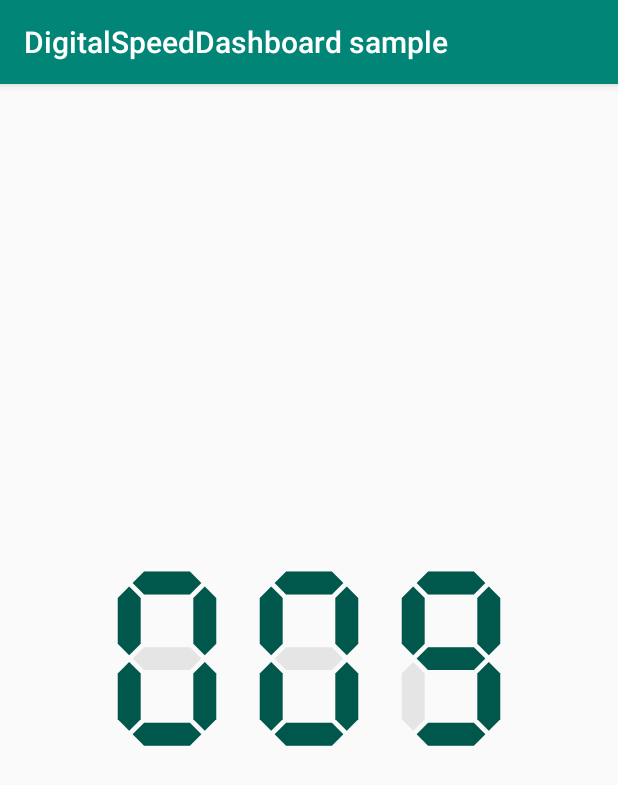
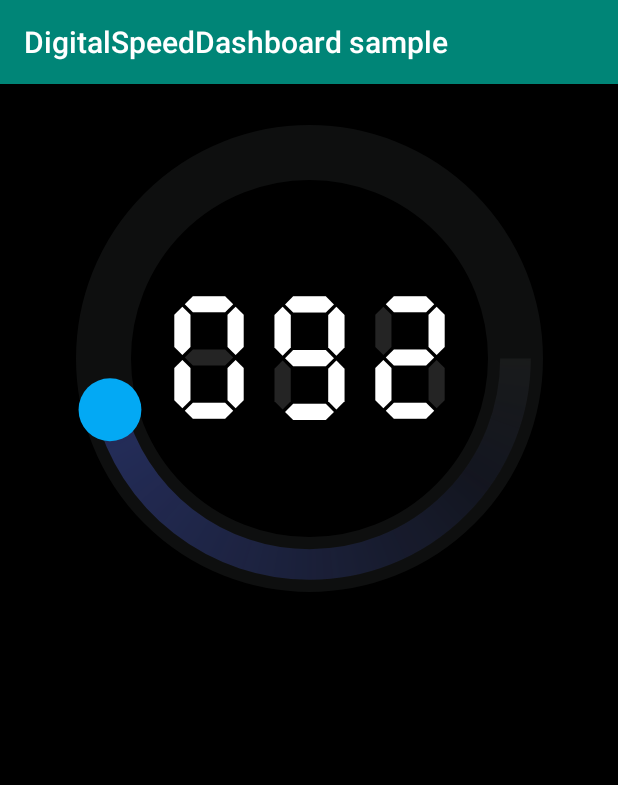
Before and after one commit to ngallazzi/DigitalSpeedDashboard, an Android app: the screen it shows after launch (MainActivity), on a phone screen of 412 x 824 dp. Shown: the top 785 px of the screen. Run offline under Robolectric (Android 15) with nearby library versions, the phone set to English and light mode, and no system bars; Roboto replaces fonts that are not available here.

Commit message:
first working version

```diff
--- a/app/src/main/java/com/ngallazzi/speedandrpmdashboardsample/MainActivity.kt
+++ b/app/src/main/java/com/ngallazzi/speedandrpmdashboardsample/MainActivity.kt
@@ -17,6 +17,7 @@ class MainActivity : AppCompatActivity() {
 
         // Create the Handler object (on the main thread by default)
         val handler = Handler()
+        srDashboard.setMaxSpeed(200)
         // Define the code block to be executed
         val runnableCode = object : Runnable {
             override fun run() {
@@ -25,11 +26,10 @@ class MainActivity : AppCompatActivity() {
                 srDashboard.setSpeed(speed)
                 // Repeat this the same runnable code block again another 2 seconds
                 // 'this' is referencing the Runnable object
-                handler.postDelayed(this, 1000)
-                if (speed == 999) {
+                handler.postDelayed(this, 100)
+                if (speed == 200) {
                     speed = 0
                 }
-                Log.v(TAG, "Speed: $speed")
             }
         }
         // Start the initial runnable task by posting through the handler
--- a/app/src/main/res/layout/activity_main.xml
+++ b/app/src/main/res/layout/activity_main.xml
@@ -5,20 +5,21 @@
         xmlns:app="http://schemas.android.com/apk/res-auto"
         android:layout_width="match_parent"
         android:layout_height="match_parent"
-        tools:context=".MainActivity">
+        android:background="#000000"
+        tools:context=".MainActivity" tools:layout_editor_absoluteY="73dp">
 
 
     <com.ngallazzi.speedandrpmdashboard.DigitalSpeedDashboard
             android:id="@+id/srDashboard"
-            android:layout_width="300dp"
-            android:layout_height="wrap_content"
+            android:layout_width="350dp"
+            android:layout_height="350dp"
             app:idleColor="@color/colorIdle"
-            app:speedColor="@color/colorPrimaryDark"
+            android:background="#000000"
+            app:speedColor="#FFFFFF"
             android:paddingBottom="8dp" android:paddingTop="8dp"
             android:layout_marginStart="8dp"
             app:layout_constraintStart_toStartOf="parent" android:layout_marginTop="8dp"
             app:layout_constraintTop_toTopOf="parent" android:layout_marginEnd="8dp"
-            app:layout_constraintEnd_toEndOf="parent" android:layout_marginBottom="8dp"
-            app:layout_constraintBottom_toBottomOf="parent"/>
+            app:layout_constraintEnd_toEndOf="parent"/>
 
 </android.support.constraint.ConstraintLayout>
--- a/app/src/main/res/values/colors.xml
+++ b/app/src/main/res/values/colors.xml
@@ -2,6 +2,6 @@
 <resources>
     <color name="colorPrimary">#008577</color>
     <color name="colorPrimaryDark">#00574B</color>
-    <color name="colorIdle">#19212121</color>
+    <color name="colorIdle">#35ABABAB</color>
     <color name="colorAccent">#D81B60</color>
 </resources>
--- a/views/build.gradle
+++ b/views/build.gradle
@@ -34,6 +34,7 @@ dependencies {
     androidTestImplementation 'com.android.support.test:runner:1.0.2'
     androidTestImplementation 'com.android.support.test.espresso:espresso-core:3.0.2'
     compile "org.jetbrains.kotlin:kotlin-stdlib-jdk7:$kotlin_version"
+    compile "org.jetbrains.kotlin:kotlin-reflect:1.3.11"
 }
 repositories {
     mavenCentral()
--- /dev/null
+++ b/views/src/main/java/com/ngallazzi/speedandrpmdashboard/CircleProgressView.kt
@@ -0,0 +1,122 @@
+package com.ngallazzi.speedandrpmdashboard
+
+import android.content.Context
+import android.graphics.*
+import android.support.v4.content.ContextCompat
+import android.util.AttributeSet
+import android.util.Log
+import android.view.View
+
+
+/**
+ * DigitalSpeedDashboard
+ * Created by Nicola on 12/21/2018.
+ * Copyright © 2018 Zehus. All rights reserved.ù
+
+ */
+
+
+class CircleProgressView(context: Context, attrs: AttributeSet) : View(context, attrs) {
+
+    private var ringBackgroundPaint: Paint = Paint()
+    private var ringProgressPaint: Paint = Paint()
+    private var circleIndicatorPaint: Paint = Paint()
+    private var centerX: Float = 0.0f
+    private var centerY: Float = 0.0f
+    private var radius: Float = 3.0f
+    private var maxProgress = 360.0f
+    private var mProgress = 0.0f
+    private var mProgressAngle = 0.0f
+
+    init {
+        ringBackgroundPaint.color = ContextCompat.getColor(context, R.color.colorTachometerOff)
+        ringBackgroundPaint.style = Paint.Style.STROKE
+        ringBackgroundPaint.strokeWidth = BASE_STROKE_WIDTH
+
+        ringProgressPaint.color = ContextCompat.getColor(context, R.color.colorTachometerOn)
+        ringProgressPaint.style = Paint.Style.STROKE
+        ringProgressPaint.strokeWidth = BASE_STROKE_WIDTH / 1.8f
+
+        circleIndicatorPaint.color = ContextCompat.getColor(context, R.color.circleIndicatorColor)
+    }
+
+    override fun onDraw(canvas: Canvas?) {
+        super.onDraw(canvas)
+        drawBackgroundCircle(canvas)
+        drawProgressCircle(canvas)
+        drawCircleIndicator(canvas)
+    }
+
+    override fun onSizeChanged(w: Int, h: Int, oldw: Int, oldh: Int) {
+        super.onSizeChanged(w, h, oldw, oldh)
+        centerX = width / 2.0f
+        centerY = height / 2.0f
+        radius = (width - ringBackgroundPaint.strokeWidth - 10) / 2.0f
+        var colors = intArrayOf(
+            ContextCompat.getColor(context, R.color.colorTachometerOff),
+            ContextCompat.getColor(context, R.color.colorTachometerOn_10),
+            ContextCompat.getColor(context, R.color.colorTachometerOn_20),
+            ContextCompat.getColor(context, R.color.colorTachometerOn_30),
+            ContextCompat.getColor(context, R.color.colorTachometerOn_40),
+            ContextCompat.getColor(context, R.color.colorTachometerOn_50),
+            ContextCompat.getColor(context, R.color.colorTachometerOn_60),
+            ContextCompat.getColor(context, R.color.colorTachometerOn_70),
+            ContextCompat.getColor(context, R.color.colorTachometerOn_80),
+            ContextCompat.getColor(context, R.color.colorTachometerOn_90),
+            ContextCompat.getColor(context, R.color.colorTachometerOn)
+        )
+        var positions = floatArrayOf(0.0f, 0.1f, 0.2f, 0.3f, 0.4f, 0.5f, 0.6f, 0.7f, 0.8f, 0.9f, 1.0f)
+        ringProgressPaint.shader = SweepGradient(centerX, centerY, colors, positions)
+    }
+
+    private fun drawBackgroundCircle(canvas: Canvas?) {
+        canvas?.drawCircle(
+            centerX,
+            centerY,
+            radius,
+            ringBackgroundPaint
+        )
+    }
+
+    private fun drawCircleIndicator(canvas: Canvas?) {
+        var xCoordinate = centerX + radius * Math.cos(Math.toRadians(mProgressAngle.toDouble()))
+        var yCoordinate = centerY + radius * Math.sin(Math.toRadians(mProgressAngle.toDouble()))
+
+        canvas?.drawCircle(
+            xCoordinate.toFloat(),
+            yCoordinate.toFloat(), BASE_STROKE_WIDTH / 1.75f,
+            circleIndicatorPaint
+        )
+    }
+
+    public fun setMaxProgress(progress: Int) {
+        maxProgress = progress.toFloat()
+    }
+
+    public fun setProgress(progress: Int) {
+        mProgress = progress.toFloat()
+        updateProgressAngle()
+    }
+
+    private fun updateProgressAngle() {
+        mProgressAngle = (mProgress / maxProgress * 1.00f) * 360f
+        invalidate()
+    }
+
+    private fun drawProgressCircle(canvas: Canvas?) {
+        val oval = RectF()
+        oval.set(
+            centerX - radius,
+            centerY - radius,
+            centerX + radius,
+            centerY + radius
+        )
+
+        canvas?.drawArc(oval, 0f, mProgressAngle, false, ringProgressPaint)
+    }
+
+    companion object {
+        const val BASE_STROKE_WIDTH = 55f
+        val TAG = CircleProgressView::class.simpleName
+    }
+}
--- a/views/src/main/java/com/ngallazzi/speedandrpmdashboard/DigitalSpeedDashboard.kt
+++ b/views/src/main/java/com/ngallazzi/speedandrpmdashboard/DigitalSpeedDashboard.kt
@@ -2,6 +2,8 @@ package com.ngallazzi.speedandrpmdashboard
 
 import android.content.Context
 import android.content.res.TypedArray
+import android.graphics.Canvas
+import android.graphics.Paint
 import android.support.constraint.ConstraintLayout
 import android.support.v4.content.ContextCompat
 import android.util.AttributeSet
@@ -24,6 +26,7 @@ class DigitalSpeedDashboard @JvmOverloads constructor(
     private var cvDigits: CipherView
     private var cvDozens: CipherView
     private var cvHundreds: CipherView
+    private var cpvProgress: CircleProgressView
     private var attributes: TypedArray
     private var mTachometerOnColor: Int
     private var mTachometerOffColor: Int
@@ -33,6 +36,8 @@ class DigitalSpeedDashboard @JvmOverloads constructor(
         cvDigits = findViewById(R.id.cvDigits)
         cvDozens = findViewById(R.id.cvDozens)
         cvHundreds = findViewById(R.id.cvHundreds)
+        cpvProgress = findViewById(R.id.cpvProgress)
+
         attributes = context.theme.obtainStyledAttributes(
             attrs,
             R.styleable.DigitalSpeedDashboard,
@@ -55,12 +60,17 @@ class DigitalSpeedDashboard @JvmOverloads constructor(
         cvHundreds.setIdleColor(mTachometerOffColor)
         cvDozens.setIdleColor(mTachometerOffColor)
         cvDigits.setIdleColor(mTachometerOffColor)
+
     }
-
 
     fun setSpeed(speed: Int) {
         currentSpeed = speed
         setDigitsToViews()
+        cpvProgress.setProgress(speed)
+    }
+
+    fun setMaxSpeed(speed: Int) {
+        cpvProgress.setMaxProgress(speed)
     }
 
     private fun getDigitsFromSpeed(): ArrayList<Int> {
@@ -78,10 +88,13 @@ class DigitalSpeedDashboard @JvmOverloads constructor(
         when (digits.size) {
             1 -> {
                 cvDigits.setDigit(digits[0])
+                cvDozens.setDigit(0)
+                cvHundreds.setDigit(0)
             }
             2 -> {
                 cvDigits.setDigit(digits[0])
                 cvDozens.setDigit(digits[1])
+                cvHundreds.setDigit(0)
             }
             3 -> {
                 cvDigits.setDigit(digits[0])
@@ -90,5 +103,4 @@ class DigitalSpeedDashboard @JvmOverloads constructor(
             }
         }
     }
-
 }
--- a/views/src/main/res/layout/digital_speed_dashboard_layout.xml
+++ b/views/src/main/res/layout/digital_speed_dashboard_layout.xml
@@ -1,31 +1,45 @@
 <?xml version="1.0" encoding="utf-8"?>
 <android.support.constraint.ConstraintLayout xmlns:android="http://schemas.android.com/apk/res/android"
                                              xmlns:app="http://schemas.android.com/apk/res-auto"
-                                             xmlns:tools="http://schemas.android.com/tools" android:padding="8dp"
+                                             android:padding="8dp"
                                              android:layout_width="match_parent"
-                                             android:layout_height="wrap_content"
-                                             android:orientation="vertical" tools:layout_editor_absoluteY="73dp">
+                                             android:orientation="vertical" android:layout_height="match_parent">
 
+    <com.ngallazzi.speedandrpmdashboard.CircleProgressView
+            android:id="@+id/cpvProgress"
+            android:layout_width="0dp"
+            android:layout_height="wrap_content"
+            app:layout_constraintBottom_toBottomOf="parent"
+            app:layout_constraintTop_toTopOf="parent"
+            app:layout_constraintStart_toStartOf="parent"
+            android:layout_marginStart="8dp"
+            app:layout_constraintEnd_toEndOf="parent"
+            android:layout_marginEnd="8dp"/>
     <com.ngallazzi.speedandrpmdashboard.CipherView
             android:id="@+id/cvHundreds"
+            android:layout_height="wrap_content"
             android:layout_width="0dp"
-            android:layout_height="wrap_content"
-            app:layout_constraintTop_toTopOf="parent" app:layout_constraintBottom_toBottomOf="parent"
-            app:layout_constraintStart_toStartOf="parent" app:layout_constraintHorizontal_bias="0.5"
-            app:layout_constraintEnd_toStartOf="@+id/cvDozens"/>
+            app:layout_constraintWidth_percent=".2"
+            app:layout_constraintTop_toTopOf="parent"
+            app:layout_constraintBottom_toBottomOf="parent" app:layout_constraintStart_toStartOf="parent"
+            app:layout_constraintHorizontal_bias="0.5" app:layout_constraintEnd_toStartOf="@+id/cvDozens"
+            app:layout_constraintHorizontal_chainStyle="packed"/>
 
     <com.ngallazzi.speedandrpmdashboard.CipherView
             android:id="@+id/cvDozens"
             android:layout_width="0dp"
             android:layout_height="wrap_content"
-            app:layout_constraintTop_toTopOf="parent" app:layout_constraintBottom_toBottomOf="parent"
+            app:layout_constraintWidth_percent=".2"
             app:layout_constraintStart_toEndOf="@+id/cvHundreds" app:layout_constraintHorizontal_bias="0.5"
-            app:layout_constraintEnd_toStartOf="@+id/cvDigits"/>
+            app:layout_constraintEnd_toStartOf="@+id/cvDigits"
+            app:layout_constraintTop_toTopOf="@+id/cvHundreds"
+            app:layout_constraintBottom_toBottomOf="@+id/cvHundreds"/>
 
     <com.ngallazzi.speedandrpmdashboard.CipherView
             android:id="@+id/cvDigits"
             android:layout_width="0dp"
             android:layout_height="wrap_content"
+            app:layout_constraintWidth_percent=".2"
             app:layout_constraintTop_toTopOf="parent"
             app:layout_constraintBottom_toBottomOf="parent" app:layout_constraintStart_toEndOf="@+id/cvDozens"
             app:layout_constraintHorizontal_bias="0.5" app:layout_constraintEnd_toEndOf="parent"/>
--- a/views/src/main/res/values/colors.xml
+++ b/views/src/main/res/values/colors.xml
@@ -1,5 +1,15 @@
 <?xml version="1.0" encoding="utf-8"?>
 <resources>
     <color name="colorTachometerOff">#3C3C3F41</color>
-    <color name="colorTachometerOn">#3f51b5</color>
+    <color name="colorTachometerOn_10">#1A3F51B5</color>
+    <color name="colorTachometerOn_20">#333F51B5</color>
+    <color name="colorTachometerOn_30">#4D3F51B5</color>
+    <color name="colorTachometerOn_40">#663F51B5</color>
+    <color name="colorTachometerOn_50">#803F51B5</color>
+    <color name="colorTachometerOn_60">#993F51B5</color>
+    <color name="colorTachometerOn_70">#B33F51B5</color>
+    <color name="colorTachometerOn_80">#CC3F51B5</color>
+    <color name="colorTachometerOn_90">#E63F51B5</color>
+    <color name="colorTachometerOn">#FF3F51B5</color>
+    <color name="circleIndicatorColor">#03A9F4</color>
 </resources>
```
